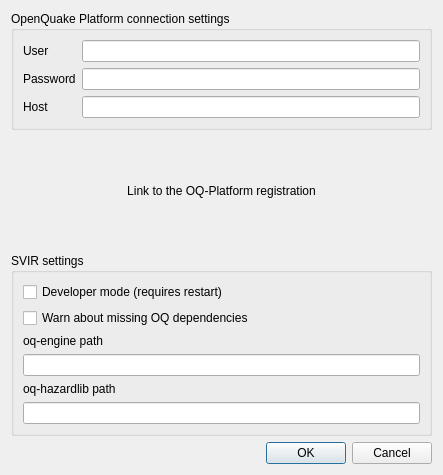
First picture: the form in svir/ui/ui_settings.ui, repository gem/oq-irmt-qgis, before the edit.
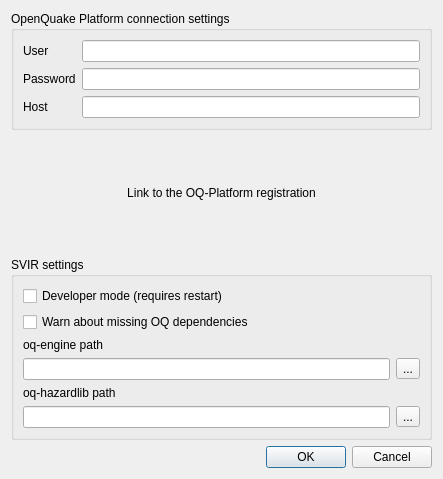
Second picture: the form after the edit.

Commit message: asdded path selector buttons buttons

What changed in the file:
```diff
--- a/svir/ui/ui_settings.ui
+++ b/svir/ui/ui_settings.ui
@@ -7,7 +7,7 @@
     <x>0</x>
     <y>0</y>
     <width>443</width>
-    <height>475</height>
+    <height>479</height>
    </rect>
   </property>
   <property name="windowTitle">
@@ -101,7 +101,18 @@
        </widget>
       </item>
       <item>
-       <widget class="QLineEdit" name="oq_engine_path_edit"/>
+       <layout class="QHBoxLayout" name="horizontalLayout">
+        <item>
+         <widget class="QLineEdit" name="oq_engine_path_edit"/>
+        </item>
+        <item>
+         <widget class="QToolButton" name="oq_engine_path_btn">
+          <property name="text">
+           <string>...</string>
+          </property>
+         </widget>
+        </item>
+       </layout>
       </item>
       <item>
        <widget class="QLabel" name="label_5">
@@ -111,7 +122,18 @@
        </widget>
       </item>
       <item>
-       <widget class="QLineEdit" name="oq_hazardlib_path_edit"/>
+       <layout class="QHBoxLayout" name="horizontalLayout_2">
+        <item>
+         <widget class="QLineEdit" name="oq_hazardlib_path_edit"/>
+        </item>
+        <item>
+         <widget class="QToolButton" name="oq_hazardlib_path_btn">
+          <property name="text">
+           <string>...</string>
+          </property>
+         </widget>
+        </item>
+       </layout>
       </item>
      </layout>
     </widget>
```
The commit also changes 1 other file.
